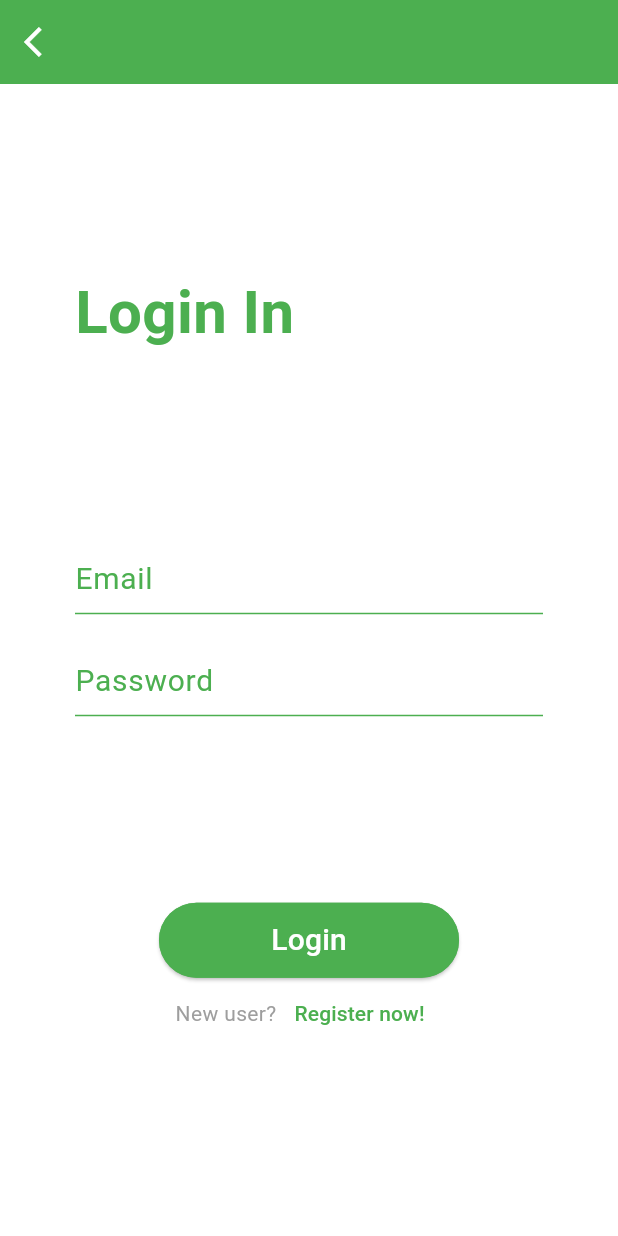
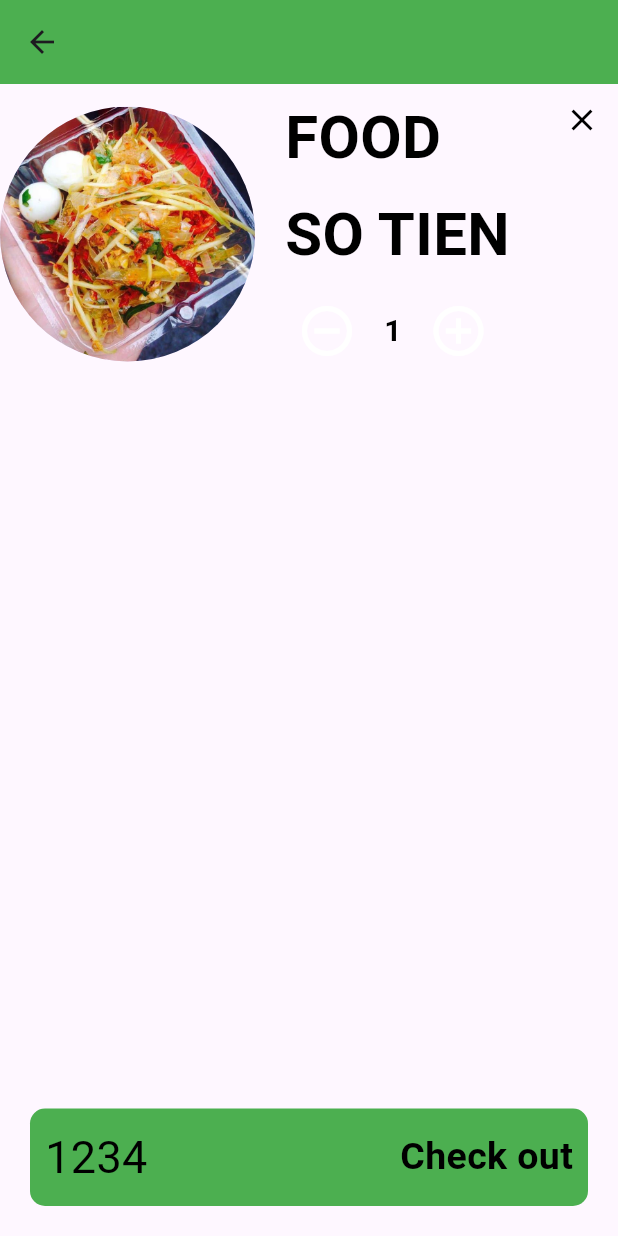
Before and after one commit to khanh2104/Kani-Food, a Flutter app: the screen it shows after launch, on a phone screen of 412 x 824 dp. Run offline on Flutter 3.47's test engine with Material 3 defaults, Android fonts, the phone set to English and light mode, and no system bars; our stand-ins replace cloud_firestore, firebase_auth, firebase_core; missing offline and left inert: flutter_emoji; accounts and stored records are empty.

Commit message:
make page cart

```diff
--- a/lib/main.dart
+++ b/lib/main.dart
@@ -1,6 +1,7 @@
 import 'package:firebase_auth/firebase_auth.dart';
 import 'package:flutter/material.dart';
 import 'package:flutter_bai_1/provider/my_provider.dart';
+import 'package:flutter_bai_1/scrren/cart_page.dart';
 import 'package:flutter_bai_1/scrren/detail_page.dart';
 import 'package:flutter_bai_1/scrren/home_page.dart';
 import 'package:flutter_bai_1/scrren/login_page.dart';
@@ -27,16 +28,16 @@ class MyApp extends StatelessWidget {
             appBarTheme: AppBarTheme(
           color: Colors.green,
         )),
-        // home: LoginPage(),
-        home: StreamBuilder(
-            stream: FirebaseAuth.instance.authStateChanges(),
-            builder: (index, sncpshot) {
-              if (sncpshot.hasData) {
-                return HomePage();
-              } else {
-                return LoginPage();
-              }
-            }),
+        home: CartPage(),
+        // home: StreamBuilder(
+        //     stream: FirebaseAuth.instance.authStateChanges(),
+        //     builder: (index, sncpshot) {
+        //       if (sncpshot.hasData) {
+        //         return HomePage();
+        //       } else {
+        //         return LoginPage();
+        //       }
+        //     }),
       ),
     );
   }
--- /dev/null
+++ b/lib/scrren/cart_page.dart
@@ -0,0 +1,109 @@
+import 'package:flutter/material.dart';
+import 'package:flutter/widgets.dart';
+
+class CartPage extends StatelessWidget {
+  @override
+  Widget build(BuildContext context) {
+    return Scaffold(
+      bottomNavigationBar: Container(
+        margin: EdgeInsets.only(bottom: 20, left: 20, right: 20),
+        padding: EdgeInsets.symmetric(horizontal: 10),
+        height: 65,
+        decoration: BoxDecoration(
+          color: Colors.green,
+          borderRadius: BorderRadius.circular(10),
+        ),
+        child:
+            Row(mainAxisAlignment: MainAxisAlignment.spaceBetween, children: [
+          Text("1234", style: TextStyle(color: Colors.black, fontSize: 30)),
+          Text("Check out",
+              style: TextStyle(
+                  color: Colors.black,
+                  fontSize: 25,
+                  fontWeight: FontWeight.bold))
+        ]),
+      ),
+      body: Column(
+        children: [
+          Row(
+            children: [
+              Container(
+                width: 170,
+                height: 170,
+                child: CircleAvatar(
+                  backgroundImage: AssetImage('images/banhtrang.jpg'),
+                ),
+              ),
+              SizedBox(
+                width: 20,
+              ),
+              Expanded(
+                  child: Stack(
+                alignment: Alignment.topRight,
+                children: [
+                  Container(
+                    height: 200,
+                    child: Column(
+                      mainAxisAlignment: MainAxisAlignment.spaceEvenly,
+                      crossAxisAlignment: CrossAxisAlignment.start,
+                      children: [
+                        Text("FOOD",
+                            style: TextStyle(
+                                color: Colors.black,
+                                fontSize: 40,
+                                fontWeight: FontWeight.bold)),
+                        Text("SO TIEN",
+                            style: TextStyle(
+                                color: Colors.black,
+                                fontSize: 40,
+                                fontWeight: FontWeight.bold)),
+                        Row(
+                          children: [
+                            IconButton(
+                                onPressed: () {},
+                                icon: Icon(
+                                  Icons.remove_circle_outline,
+                                  color: Colors.white,
+                                  size: 40,
+                                )),
+                            SizedBox(width: 10),
+                            Text("1",
+                                style: TextStyle(
+                                    color: Colors.black,
+                                    fontSize: 20,
+                                    fontWeight: FontWeight.bold)),
+                            SizedBox(width: 10),
+                            IconButton(
+                                onPressed: () {},
+                                icon: Icon(
+                                  Icons.add_circle_outline,
+                                  color: Colors.white,
+                                  size: 40,
+                                )),
+                          ],
+                        )
+                      ],
+                    ),
+                  ),
+                  IconButton(
+                    icon: Icon(
+                      Icons.close,
+                      color: Colors.black,
+                    ),
+                    onPressed: () {},
+                  ),
+                ],
+              ))
+            ],
+          )
+        ],
+      ),
+      appBar: AppBar(
+        leading: IconButton(
+          icon: Icon(Icons.arrow_back),
+          onPressed: () {},
+        ),
+      ),
+    );
+  }
+}
--- a/lib/scrren/widget/bottom_container.dart
+++ b/lib/scrren/widget/bottom_container.dart
@@ -6,6 +6,7 @@ class Bottomcontainer extends StatelessWidget {
   final String name;
   final int price;
   Bottomcontainer({
+    // required void Function() onTap,
     required this.image,
     required this.name,
     required this.price,
```
Also changed, not shown: lib/scrren/categories.dart (+19 -2 lines), lib/scrren/detail_page.dart (+24 -10 lines), lib/scrren/home_page.dart (+19 -2 lines).
